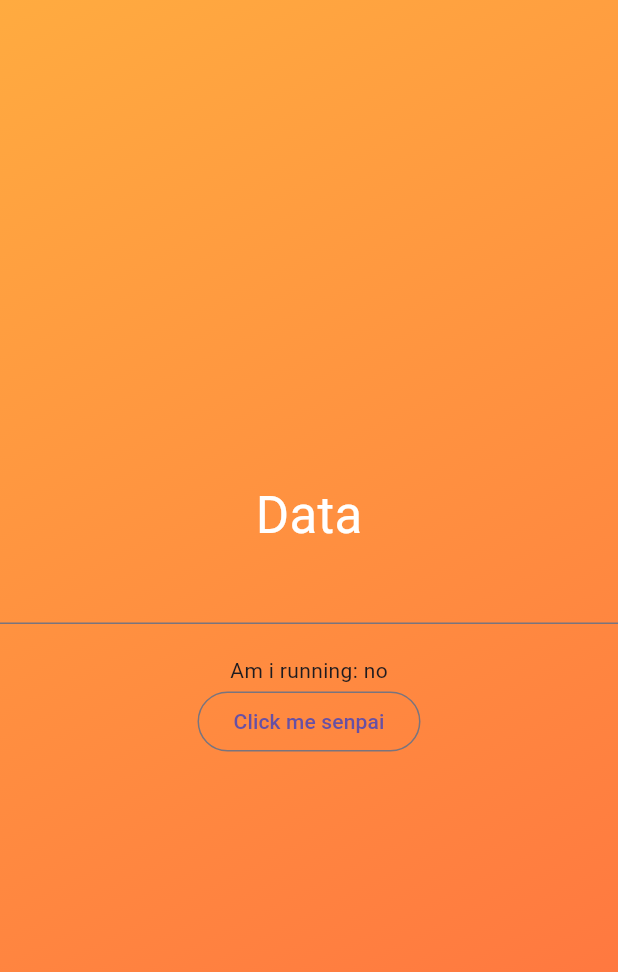
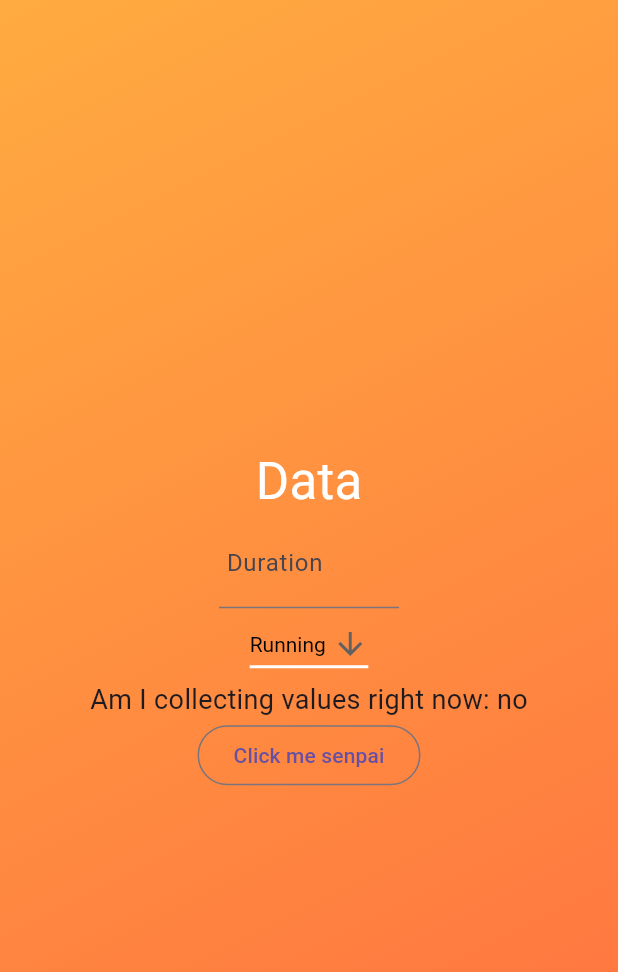
Before and after one commit to valentin994/flutter-playground, a Flutter app: the screen it shows after launch, after a tap on "Click me senpai", on a phone screen of 412 x 824 dp. Shown: the top 972 px of the screen. Run offline on Flutter 3.47's test engine with Material 3 defaults, Android fonts, the phone set to English and light mode, and no system bars; our stand-ins replace logger, sensors_plus.

Commit message:
initial commit

```diff
--- a/lib/movement_direction.dart
+++ b/lib/movement_direction.dart
@@ -3,13 +3,14 @@ import 'dart:convert';
 import 'dart:io';
 
 import 'package:flutter/material.dart';
+import 'package:flutter/services.dart';
 import 'package:path_provider/path_provider.dart';
 import 'package:sensors_plus/sensors_plus.dart';
 import 'package:path/path.dart';
 
 class AccelStorage {
   Future<String?> get _localPath async {
-    final  directory = await getExternalStorageDirectory();
+    final directory = await getExternalStorageDirectory();
 
     return directory?.path;
   }
@@ -25,10 +26,9 @@ class AccelStorage {
     // Write the file
     return updatedFile.writeAsString(json.encode(data));
   }
-
 }
 
-class MovementDetection extends StatefulWidget{
+class MovementDetection extends StatefulWidget {
   const MovementDetection({super.key, required this.storage});
   final AccelStorage storage;
 
@@ -36,13 +36,11 @@ class MovementDetection extends StatefulWidget{
   State<MovementDetection> createState() => _MovementDetection();
 }
 
-class _MovementDetection extends State<MovementDetection>{
+class _MovementDetection extends State<MovementDetection> {
   UserAccelerometerEvent? _userAccelerometerEvent;
   AccelerometerEvent? _accelerometerEvent;
   GyroscopeEvent? _gyroscopeEvent;
   MagnetometerEvent? _magnetometerEvent;
-
-
 
   DateTime? _userAccelerometerUpdateTime;
   DateTime? _accelerometerUpdateTime;
@@ -57,11 +55,14 @@ class _MovementDetection extends State<MovementDetection>{
   int? _gyroscopeLastInterval;
   int? _magnetometerLastInterval;
 
-  final movementName = TextEditingController();
+  static const List<String> movementNameList = <String>['Running', 'Standing'];
+  String dropdownValueDefault = movementNameList.first;
+  final _controller = TextEditingController();
+
+  int num = 5;
 
   String running = "no";
   Duration duration = const Duration(seconds: 5);
-  String num = '';
   List list = [];
   Map userAccelMap = {"x": [], "y": [], "z": []};
   Map accelMap = {"x": [], "y": [], "z": []};
@@ -70,7 +71,7 @@ class _MovementDetection extends State<MovementDetection>{
 
   void showAccel() {
     final mark = DateTime.timestamp();
-      const Duration duration = Duration(seconds: 5);
+    Duration duration = Duration(seconds: num);
     DateTime endTime = DateTime.now().add(duration);
     running = "yes";
     Timer.periodic(const Duration(milliseconds: 10), (Timer timer) {
@@ -90,33 +91,80 @@ class _MovementDetection extends State<MovementDetection>{
         magnetoMap["x"].add(_magnetometerEvent?.x);
         magnetoMap["y"].add(_magnetometerEvent?.y);
         magnetoMap["z"].add(_magnetometerEvent?.z);
-
       } else {
         timer.cancel();
         running = "no";
-          storage.writeCounter(userAccelMap, "user_accel_map-$mark.json");
-          storage.writeCounter(accelMap, "accel_map-$mark.json");
-          storage.writeCounter(gyroMap, "gyro_map-$mark.json");
-          storage.writeCounter(magnetoMap, "magneto_map-$mark.json");
+        storage.writeCounter(
+            userAccelMap, "$dropdownValueDefault-user_accel_map-$mark.json");
+        storage.writeCounter(
+            accelMap, "$dropdownValueDefault-accel_map-$mark.json");
+        storage.writeCounter(
+            gyroMap, "$dropdownValueDefault-gyro_map-$mark.json");
+        storage.writeCounter(
+            magnetoMap, "$dropdownValueDefault-magneto_map-$mark.json");
       }
     });
   }
+
   static const Duration _ignoreDuration = Duration(milliseconds: 20);
   Duration sensorInterval = SensorInterval.normalInterval;
   @override
   Widget build(context) {
-      return Column(children: [
-            TextField(controller: movementName),
-            Text(movementName.text),
-            Text("Am i running: $running"),
-            OutlinedButton(onPressed: showAccel, child: const Text('Click me senpai'))
+    return Column(
+      children: [
+        SizedBox(
+          width: 120,
+          child: TextField(
+            controller: _controller,
+            keyboardType: TextInputType.number,
+            inputFormatters: <TextInputFormatter>[
+              FilteringTextInputFormatter.digitsOnly
+            ],
+            onChanged: (value) {
+              if (value.isNotEmpty){
+                num = int.parse(value);
+              }
+            },
+            decoration: const InputDecoration(
+              contentPadding: EdgeInsets.fromLTRB(5.0, 10.0, 5.0, 10.0),
+              label: Text("Duration"),
+            ),
+          ),
+        ),
+        DropdownButton(
+          value: dropdownValueDefault,
+          icon: const Icon(Icons.arrow_downward),
+          elevation: 16,
+          style: const TextStyle(color: Colors.black),
+          underline: Container(
+            height: 2,
+            color: Colors.white,
+          ),
+          onChanged: (String? value) {
+            // This is called when the user selects an item.
+            setState(() {
+              dropdownValueDefault = value!;
+            });
+          },
+          items: movementNameList.map<DropdownMenuItem<String>>((value) {
+            return DropdownMenuItem<String>(
+              value: value,
+              child: Text(value),
+            );
+          }).toList(),
+        ),
+        Text(
+          "Am I collecting values right now: $running",
+          style: const TextStyle(fontSize: 18),
+        ),
+        OutlinedButton(
+            onPressed: showAccel, child: const Text('Click me senpai'))
       ],
     );
   }
 
   @override
   void dispose() {
-    movementName.dispose();
     super.dispose();
     for (final subscription in _streamSubscriptions) {
       subscription.cancel();
```
Lines whose indentation alone changed are shown as unchanged.
